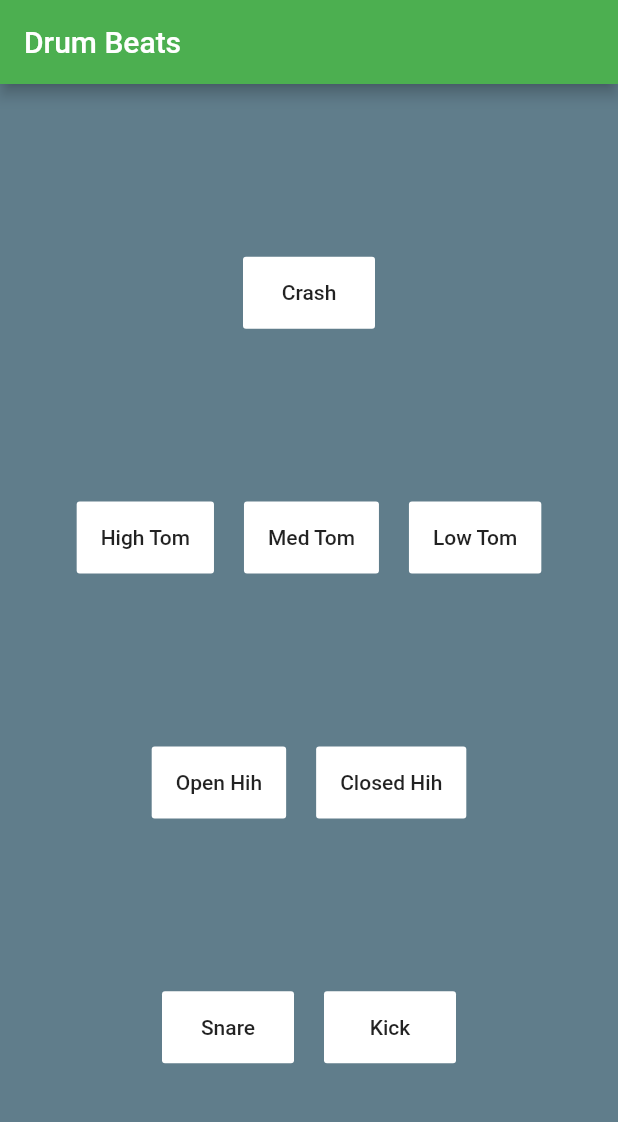
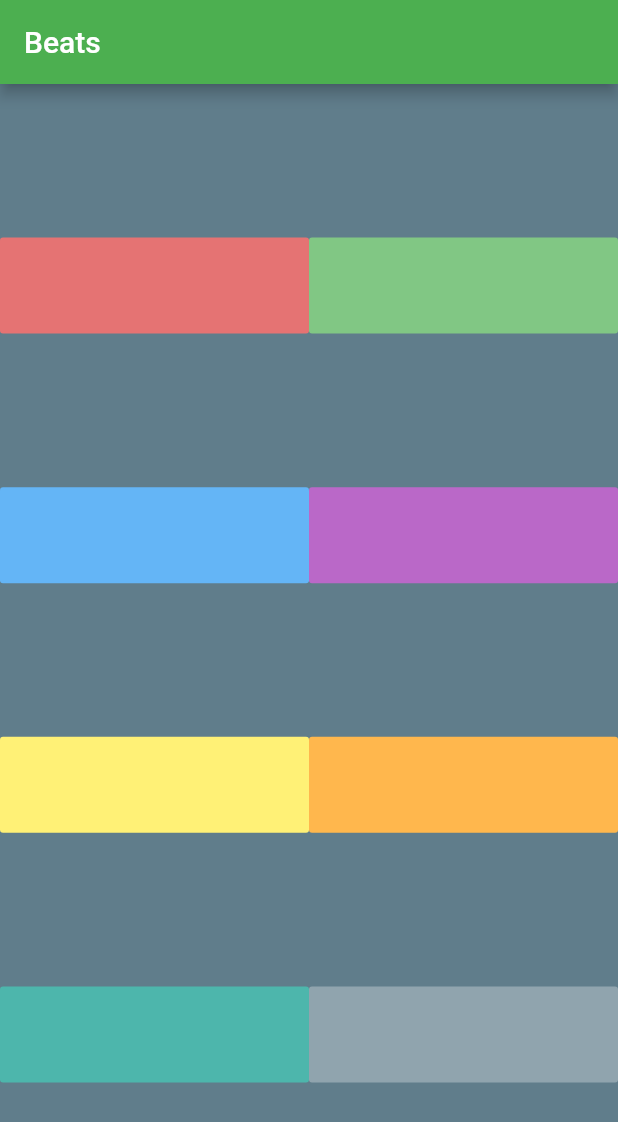
Before and after one commit to FirasAlShawa/Drums-beats-Flutter, a Flutter app: the screen it shows after launch, on a phone screen of 412 x 824 dp. Shown: the top 1122 px of the screen. Run offline on Flutter 3.47's test engine with Material 2 defaults, Android fonts, the phone set to English and light mode, and no system bars; our stand-ins replace audioplayers.

Commit message:
Final Design

```diff
--- a/lib/main.dart
+++ b/lib/main.dart
@@ -1,5 +1,6 @@
 import 'package:flutter/cupertino.dart';
 import 'package:flutter/material.dart';
+import 'package:audioplayers/audio_cache.dart';
 
 void main() => runApp(
       MaterialApp(
@@ -14,27 +15,29 @@ class Home extends StatelessWidget {
       backgroundColor: Colors.blueGrey,
       appBar: AppBar(
         backgroundColor: Colors.green,
-        title: Text("Drum Beats"),
+        title: Text("Beats"),
       ),
-      body: DrumBody(),
+      body: Drum(),
     );
   }
 }
 
-class DrumBody extends StatefulWidget {
-  @override
-  _DrumBodyState createState() => _DrumBodyState();
-}
+class Drum extends StatelessWidget {
+  void beatPlayer({fileName: int}) {
+    final player = AudioCache();
+    player.play("beat$fileName.wav");
+  }
 
-class _DrumBodyState extends State<DrumBody> {
-  Widget DrumKey({BeatName: String}) {
+  Widget drumKey({color: Color, BeatNum: int}) {
     return Container(
-      margin: EdgeInsets.symmetric(horizontal: 10.0),
-      child: FlatButton(
-        padding: EdgeInsets.all(16.0),
-        child: Text(BeatName),
-        color: Colors.white,
-        onPressed: () {},
+      child: Expanded(
+        child: FlatButton(
+          padding: EdgeInsets.all(32.0),
+          color: color,
+          onPressed: () {
+            beatPlayer(fileName: BeatNum);
+          },
+        ),
       ),
     );
   }
@@ -45,46 +48,50 @@ class _DrumBodyState extends State<DrumBody> {
       mainAxisAlignment: MainAxisAlignment.spaceEvenly,
       children: <Widget>[
         Row(
-          mainAxisAlignment: MainAxisAlignment.center,
           children: <Widget>[
-            DrumKey(
-              BeatName: "Crash",
+            drumKey(
+              color: Colors.red.shade300,
+              BeatNum: 1,
+            ),
+            drumKey(
+              color: Colors.green.shade300,
+              BeatNum: 2,
             ),
           ],
         ),
         Row(
-          mainAxisAlignment: MainAxisAlignment.center,
           children: <Widget>[
-            DrumKey(
-              BeatName: "High Tom",
+            drumKey(
+              color: Colors.blue.shade300,
+              BeatNum: 3,
             ),
-            DrumKey(
-              BeatName: "Med Tom",
-            ),
-            DrumKey(
-              BeatName: "Low Tom",
+            drumKey(
+              color: Colors.purple.shade300,
+              BeatNum: 4,
             ),
           ],
         ),
         Row(
-          mainAxisAlignment: MainAxisAlignment.center,
           children: <Widget>[
-            DrumKey(
-              BeatName: "Open Hih",
+            drumKey(
+              color: Colors.yellow.shade300,
+              BeatNum: 5,
             ),
-            DrumKey(
-              BeatName: "Closed Hih",
+            drumKey(
+              color: Colors.orange.shade300,
+              BeatNum: 6,
             ),
           ],
         ),
         Row(
-          mainAxisAlignment: MainAxisAlignment.center,
           children: <Widget>[
-            DrumKey(
-              BeatName: "Snare",
+            drumKey(
+              color: Colors.teal.shade300,
+              BeatNum: 7,
             ),
-            DrumKey(
-              BeatName: "Kick",
+            drumKey(
+              color: Colors.blueGrey.shade300,
+              BeatNum: 8,
             ),
           ],
         ),
```
